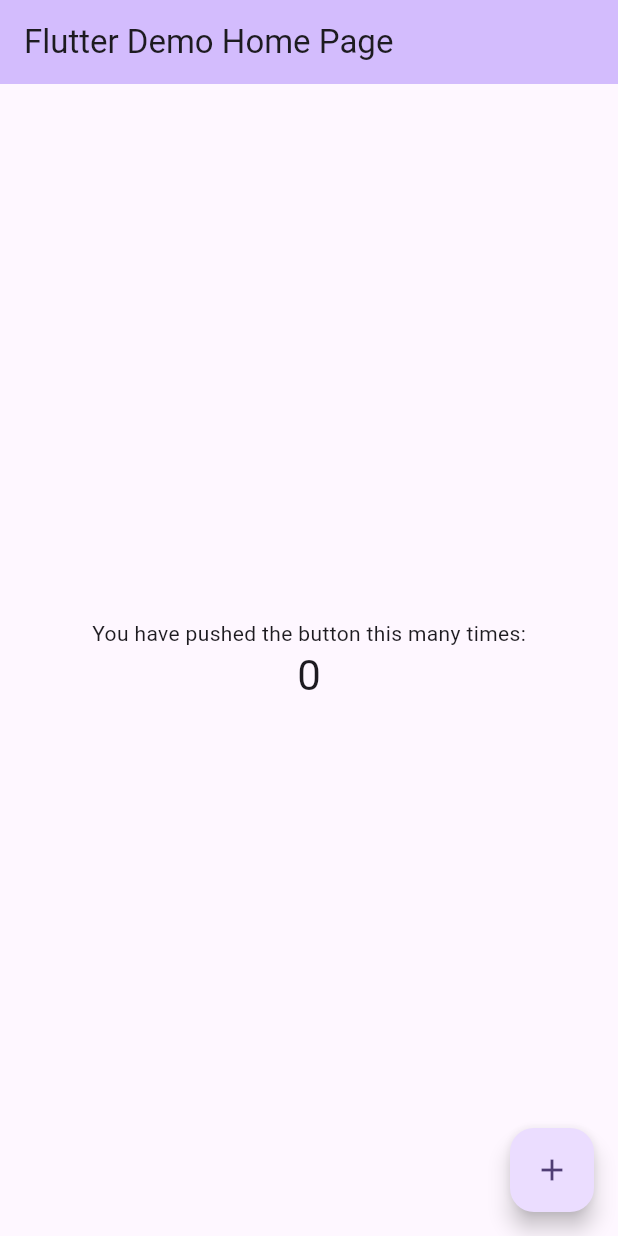
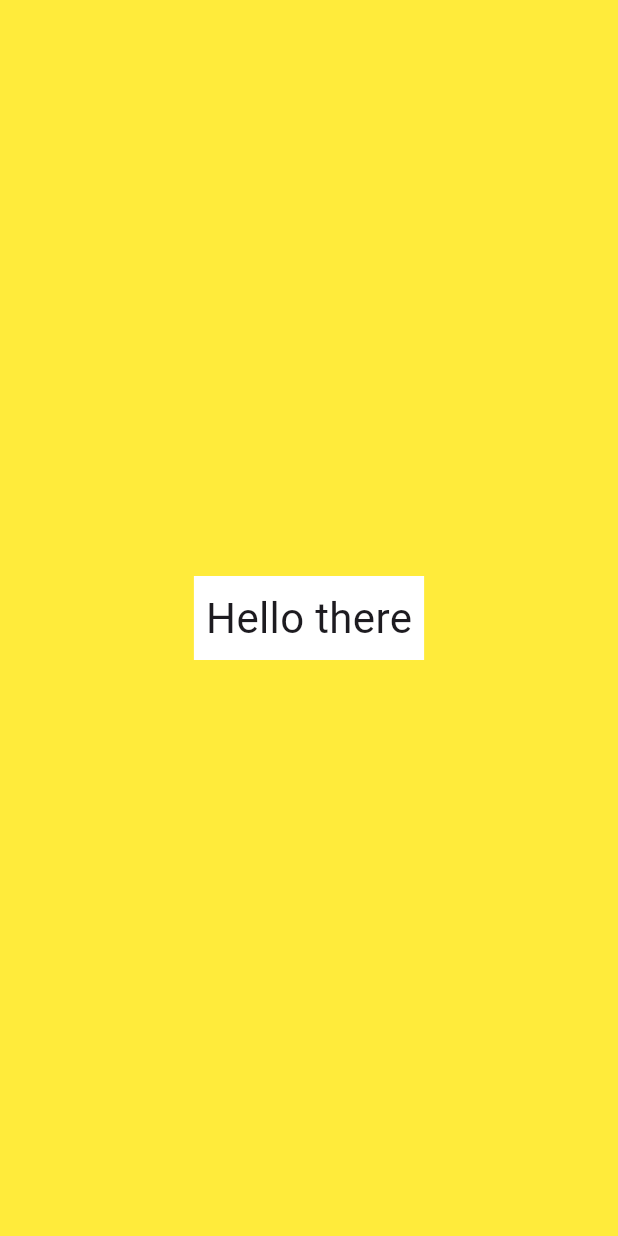
Before and after one commit to rus1km/color_generator, a Flutter app: the screen it shows after launch, on a phone screen of 412 x 824 dp. Run offline on Flutter 3.47's test engine with Material 3 defaults, Android fonts, the phone set to English and light mode, and no system bars.

Commit message:
[CG-1] Implement UI for color change page

```diff
--- a/lib/my_app.dart
+++ b/lib/my_app.dart
@@ -35,7 +35,7 @@ class MyApp extends StatelessWidget {
         colorScheme: ColorScheme.fromSeed(seedColor: Colors.deepPurple),
         useMaterial3: true,
       ),
-      home: const MyHomePage(title: 'Flutter Demo Home Page'),
+      home: const MyHomePage(title: 'Hello there'),
     );
   }
 }
--- a/lib/my_home_page.dart
+++ b/lib/my_home_page.dart
@@ -21,16 +21,12 @@ class MyHomePage extends StatefulWidget {
 }
 
 class _MyHomePageState extends State<MyHomePage> {
-  int _counter = 0;
+  Color backgroundColor = Colors.yellow;
 
-  void _incrementCounter() {
+  void _changeColor() {
     setState(() {
-      // This call to setState tells the Flutter framework that something has
-      // changed in this State, which causes it to rerun the build method below
-      // so that the display can reflect the updated values. If we changed
-      // _counter without calling setState(), then the build method would not be
-      // called again, and so nothing would appear to happen.
-      _counter++;
+      backgroundColor =
+          backgroundColor == Colors.yellow ? Colors.blue : Colors.yellow;
     });
   }
 
@@ -42,50 +38,23 @@ class _MyHomePageState extends State<MyHomePage> {
     // The Flutter framework has been optimized to make rerunning build methods
     // fast, so that you can just rebuild anything that needs updating rather
     // than having to individually change instances of widgets.
-    return Scaffold(
-      appBar: AppBar(
-        // TRY THIS: Try changing the color here to a specific color (to
-        // Colors.amber, perhaps?) and trigger a hot reload to see the AppBar
-        // change color while the other colors stay the same.
-        backgroundColor: Theme.of(context).colorScheme.inversePrimary,
-        // Here we take the value from the MyHomePage object that was created by
-        // the App.build method, and use it to set our appbar title.
-        title: Text(widget.title),
-      ),
-      body: Center(
-        // Center is a layout widget. It takes a single child and positions it
-        // in the middle of the parent.
-        child: Column(
-          // Column is also a layout widget. It takes a list of children and
-          // arranges them vertically. By default, it sizes itself to fit its
-          // children horizontally, and tries to be as tall as its parent.
-          //
-          // Column has various properties to control how it sizes itself and
-          // how it positions its children. Here we use mainAxisAlignment to
-          // center the children vertically; the main axis here is the vertical
-          // axis because Columns are vertical (the cross axis would be
-          // horizontal).
-          //
-          // TRY THIS: Invoke "debug painting" (choose the "Toggle Debug Paint"
-          // action in the IDE, or press "p" in the console), to see the
-          // wireframe for each widget.
-          mainAxisAlignment: MainAxisAlignment.center,
-          children: <Widget>[
-            const Text(
-              'You have pushed the button this many times:',
+    return GestureDetector(
+      onTap: _changeColor,
+      child: Scaffold(
+        backgroundColor: backgroundColor,
+        body: Center(
+          child: Container(
+            color: Colors.white,
+            padding: const EdgeInsets.all(8.0),
+            child: Text(
+              widget.title,
+              style: const TextStyle(
+                fontSize: 28,
+              ),
             ),
-            Text(
-              '$_counter',
-              style: Theme.of(context).textTheme.headlineMedium,
-            ),
-          ],
+          ),
         ),
       ),
-      floatingActionButton: FloatingActionButton(
-        onPressed: _incrementCounter,
-        tooltip: 'Increment',
-        child: const Icon(Icons.add),
-      ), // This trailing comma makes auto-formatting nicer for build methods.
     );
   }
 }
```
